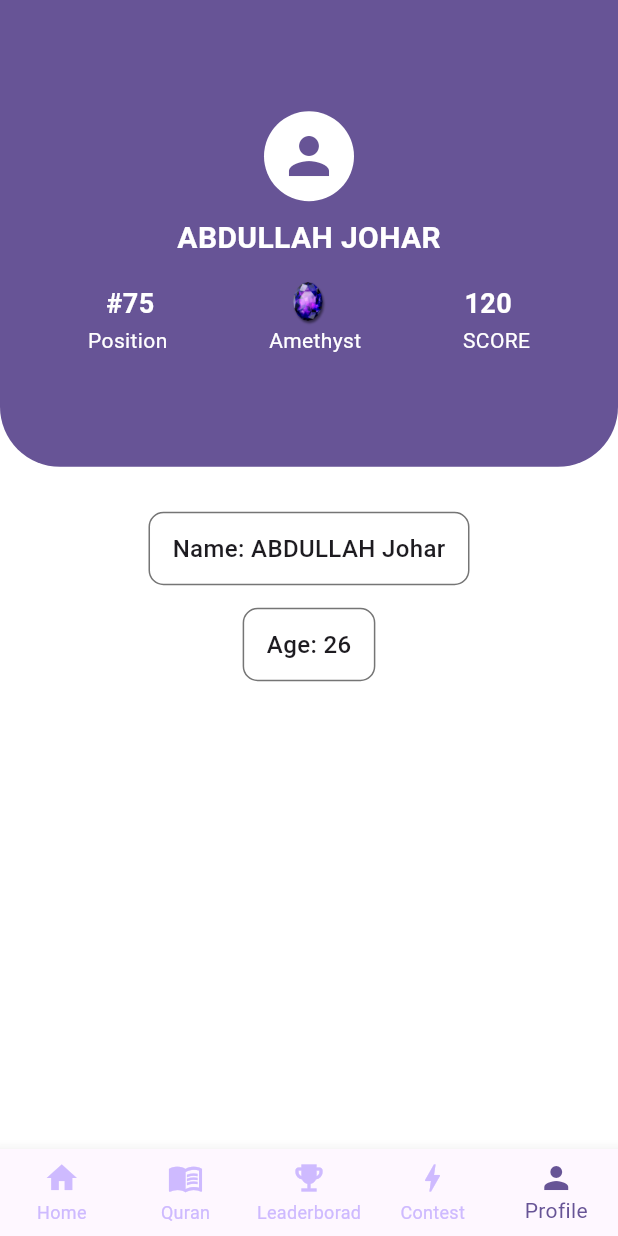
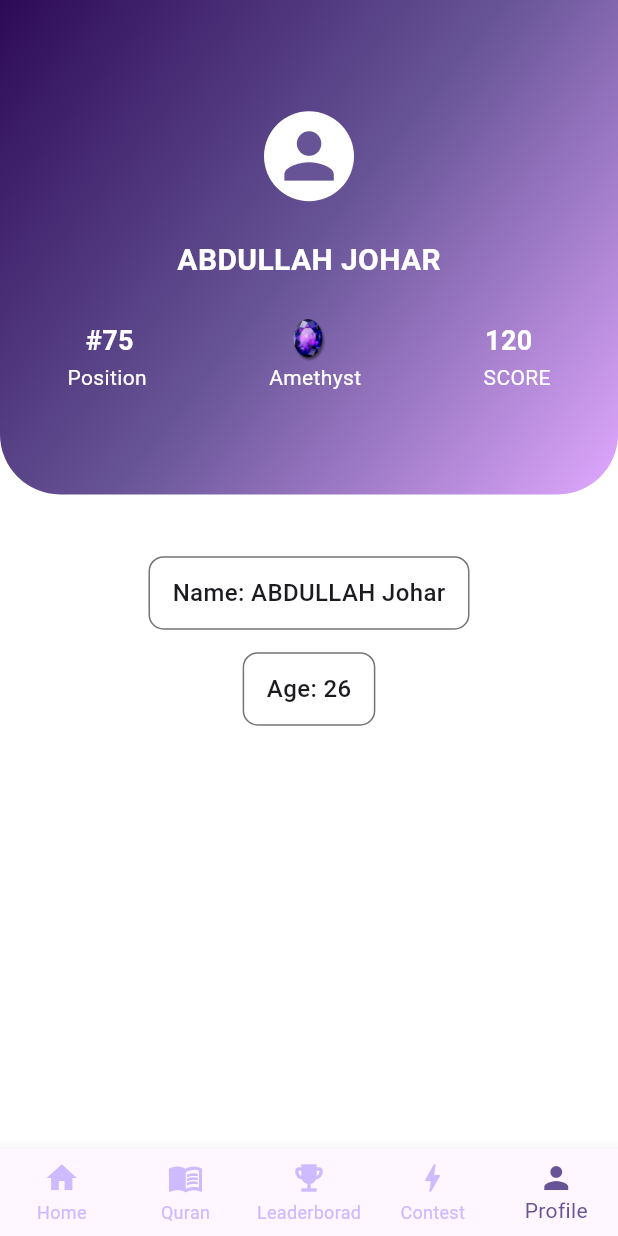
Before and after one commit to abdullahjohar23/islamic-quiz-app, a Flutter app: the screen it shows after launch, swiped to page 5, on a phone screen of 412 x 824 dp. Run offline on Flutter 3.47's test engine with Material 3 defaults, Android fonts, the phone set to English and light mode, and no system bars; project files that could hold a hidden picture were left out.

Commit message:
gradient added in color

```diff
--- a/lib/pages/profile_page.dart
+++ b/lib/pages/profile_page.dart
@@ -17,14 +17,25 @@ class ProfilePage extends StatelessWidget {
                         // Top Purple Card
                         Container(
                             width: deviceWidth,
+                            height: deviceHeight*0.4,
 
                             padding: EdgeInsets.symmetric(
                                 vertical: deviceHeight * 0.09,
-                                horizontal: deviceWidth * 0.06,
+                                horizontal: deviceWidth * 0.01,
                             ),
 
                             decoration: BoxDecoration(
-                                color: Color(0xFF675496),
+                                // color: Color(0xFF675496),
+                                gradient: LinearGradient(
+                                    colors: [
+                                        Color(0xFF2D0A57), // very dark purple
+                                        Color(0xFF675496), // base purple
+                                        Color(0xFFE0A8FF), // bright lavender
+                                    ],
+
+                                    begin: Alignment.topLeft,
+                                    end: Alignment.bottomRight,
+                                ),
                                 borderRadius: const BorderRadius.only(
                                     bottomLeft: Radius.circular(40),
                                     bottomRight: Radius.circular(40),
@@ -34,26 +45,31 @@ class ProfilePage extends StatelessWidget {
                             child: Column(
                                 children: [
                                     // Avatar
-                                    const CircleAvatar(
+                                    CircleAvatar(
+                                        backgroundColor: Colors.white,
                                         radius: 30,
-                                        backgroundColor: Colors.white,
-                                        child: Icon(Icons.person, size: 40, color: Color(0xFF675496)),
+                                        child: Icon(
+                                            Icons.person,
+                                            size: deviceWidth*0.12,
+                                            color: Color(0xFF675496),
+                                        ),
                                     ),
 
-                                    const SizedBox(height: 10),
+                                    SizedBox(height: deviceHeight*0.03),
 
                                     // Name
                                     const Text(
                                         'ABDULLAH JOHAR',
                                         style: TextStyle(
-                                        fontSize: 20,
-                                        fontWeight: FontWeight.bold,
-                                        color: Colors.white,
+                                            color: Colors.white,
+                                            fontSize: 20,
+                                            fontWeight: FontWeight.bold,
                                         ),
                                     ),
 
-                                    const SizedBox(height: 15),
+                                    SizedBox(height: deviceHeight*0.03),
 
+                                    // Position, Badge and Score
                                     Column(
                                         children: [
                                             Row(
@@ -119,7 +135,7 @@ class ProfilePage extends StatelessWidget {
                             ),
                         ),
 
-                        const SizedBox(height: 30),
+                        SizedBox(height: deviceHeight*0.05),
 
                         // Info Boxes
                         Padding(
```
